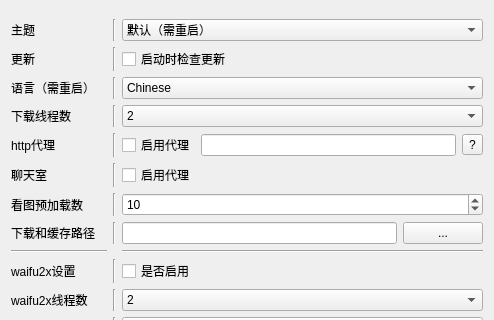
This is ui/setting.ui in tonquer/picacg-qt as Qt 5 draws it before an edit; both pictures show x 0 to 494 and y 0 to 320 of the 494 by 649 pixel window. The edited form follows.
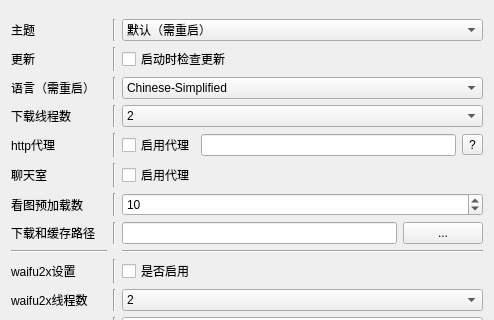
This is the edited form.

Diff of the .ui file:
```diff
--- a/ui/setting.ui
+++ b/ui/setting.ui
@@ -752,7 +752,12 @@
       <widget class="QComboBox" name="langSelect">
        <item>
         <property name="text">
-         <string>Chinese</string>
+         <string>Chinese-Simplified</string>
+        </property>
+       </item>
+       <item>
+        <property name="text">
+         <string>Chinese-Traditional</string>
         </property>
        </item>
        <item>
```
